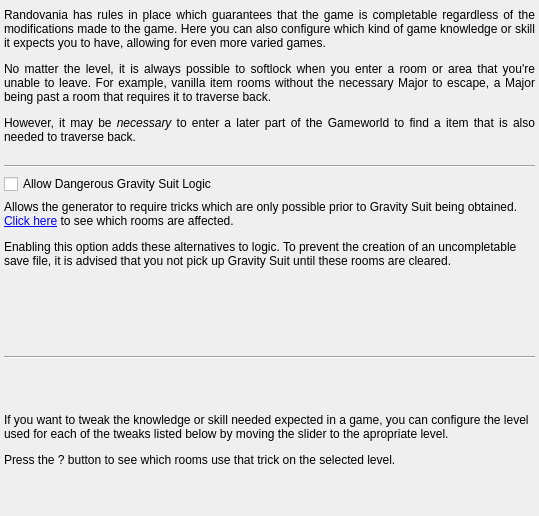
Old version of the form randovania/gui/ui_files/preset_trick_level.ui in the repository randovania/randovania.
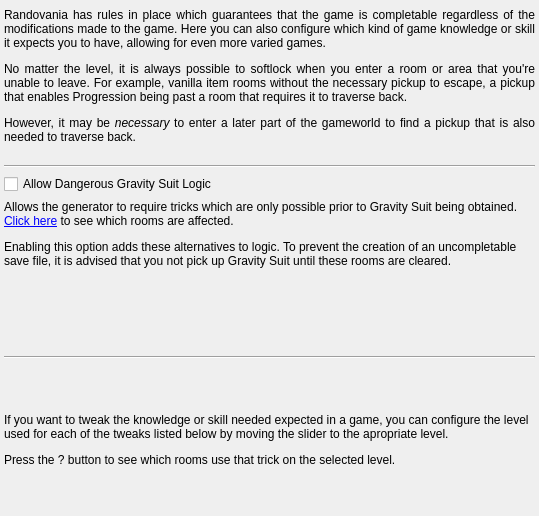
New version of the form.

The edit to the form file:
```diff
--- a/randovania/gui/ui_files/preset_trick_level.ui
+++ b/randovania/gui/ui_files/preset_trick_level.ui
@@ -69,7 +69,7 @@
         <item>
          <widget class="QLabel" name="logic_description_label">
           <property name="text">
-           <string>&lt;html&gt;&lt;head/&gt;&lt;body&gt;&lt;p align=&quot;justify&quot;&gt;Randovania has rules in place which guarantees that the game is completable regardless of the modifications made to the game. Here you can also configure which kind of game knowledge or skill it expects you to have, allowing for even more varied games.&lt;/p&gt;&lt;p align=&quot;justify&quot;&gt;No matter the level, it is always possible to softlock when you enter a room or area that you're unable to leave. For example, vanilla item rooms without the necessary Major to escape, a Major being past a room that requires it to traverse back.&lt;/p&gt;&lt;p align=&quot;justify&quot;&gt;However, it may be &lt;span style=&quot; font-style:italic;&quot;&gt;necessary&lt;/span&gt; to enter a later part of the Gameworld to find a item that is also needed to traverse back.&lt;/p&gt;&lt;/body&gt;&lt;/html&gt;</string>
+           <string>&lt;html&gt;&lt;head/&gt;&lt;body&gt;&lt;p align=&quot;justify&quot;&gt;Randovania has rules in place which guarantees that the game is completable regardless of the modifications made to the game. Here you can also configure which kind of game knowledge or skill it expects you to have, allowing for even more varied games.&lt;/p&gt;&lt;p align=&quot;justify&quot;&gt;No matter the level, it is always possible to softlock when you enter a room or area that you're unable to leave. For example, vanilla item rooms without the necessary pickup to escape, a pickup that enables Progression being past a room that requires it to traverse back.&lt;/p&gt;&lt;p align=&quot;justify&quot;&gt;However, it may be &lt;span style=&quot; font-style:italic;&quot;&gt;necessary&lt;/span&gt; to enter a later part of the gameworld to find a pickup that is also needed to traverse back.&lt;/p&gt;&lt;/body&gt;&lt;/html&gt;</string>
           </property>
           <property name="alignment">
            <set>Qt::AlignLeading|Qt::AlignLeft|Qt::AlignTop</set>
```
